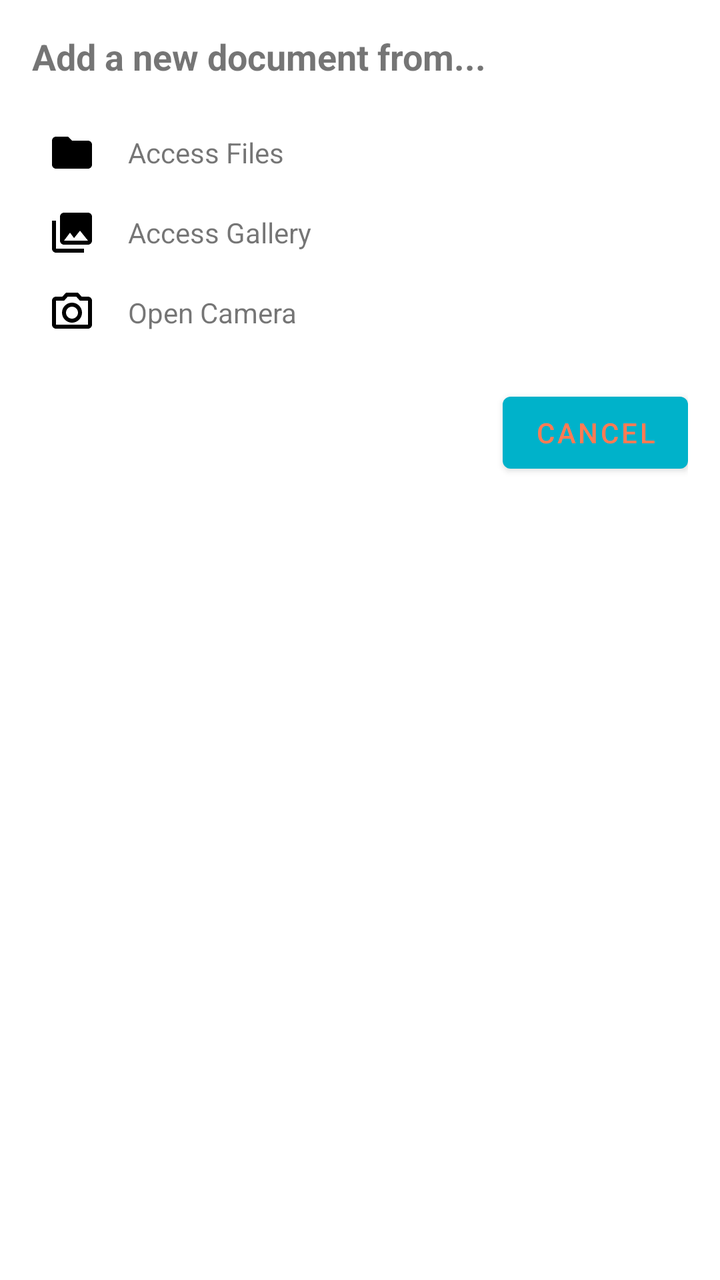
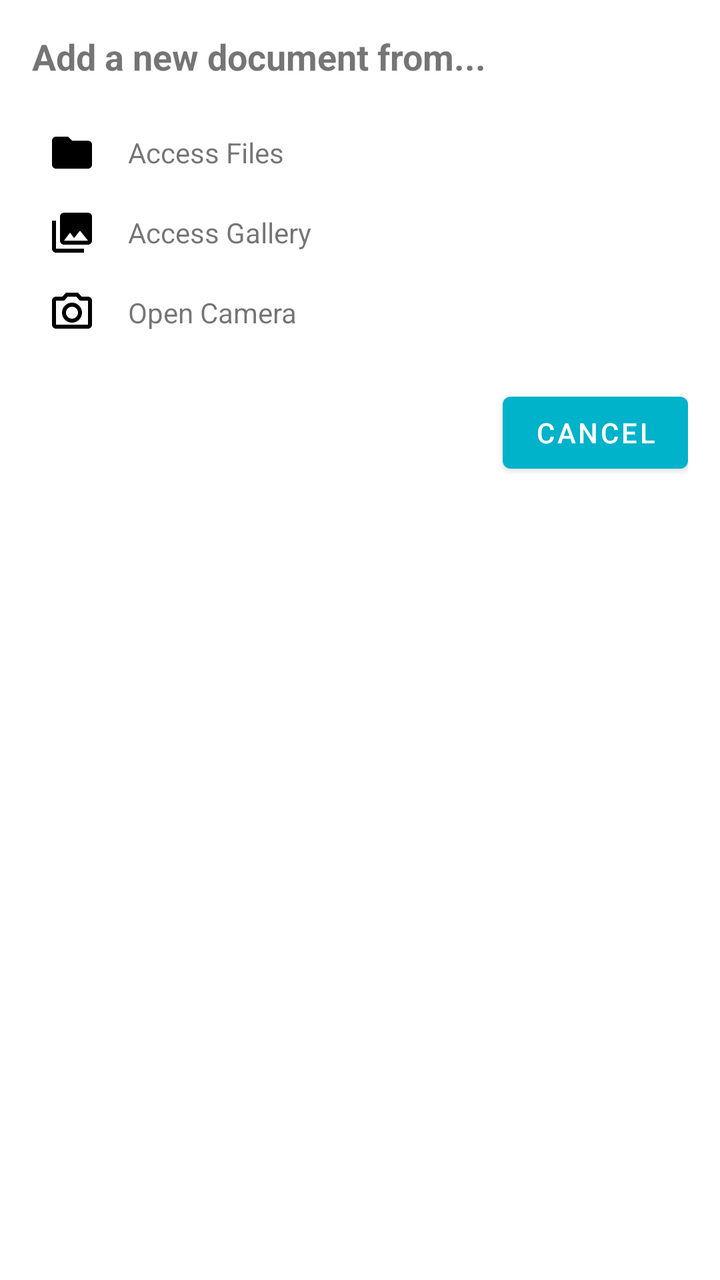

The first picture is an Android layout as it rendered before a commit; the second is the same layout after the commit. The layout source and the unified diff follow.
<!-- AndroidManifest.xml: application theme Theme.Zenith -->
<!-- res/layout/dialog_source_selection.xml -->
<?xml version="1.0" encoding="utf-8"?>
<LinearLayout xmlns:android="http://schemas.android.com/apk/res/android"
    android:orientation="vertical"
    android:layout_width="match_parent"
    android:layout_height="wrap_content"
    android:padding="16dp">

    <TextView
        android:layout_width="wrap_content"
        android:layout_height="wrap_content"
        android:text="Add a new document from..."
        android:textSize="18sp"
        android:textStyle="bold"
        android:layout_marginBottom="16dp"/>

    <LinearLayout
        android:id="@+id/option_files"
        android:layout_width="match_parent"
        android:layout_height="wrap_content"
        android:orientation="horizontal"
        android:gravity="center_vertical"
        android:padding="8dp"
        android:background="?attr/selectableItemBackground"
        android:clickable="true"
        android:focusable="true">
        <ImageView
            android:layout_width="24dp"
            android:layout_height="24dp"
            android:src="@drawable/ic_folder"
            android:layout_marginEnd="16dp"/>
        <TextView
            android:layout_width="wrap_content"
            android:layout_height="wrap_content"
            android:text="Access Files"/>
    </LinearLayout>

    <LinearLayout
        android:id="@+id/option_gallery"
        android:layout_width="match_parent"
        android:layout_height="wrap_content"
        android:orientation="horizontal"
        android:gravity="center_vertical"
        android:padding="8dp"
        android:background="?attr/selectableItemBackground"
        android:clickable="true"
        android:focusable="true">
        <ImageView
            android:layout_width="24dp"
            android:layout_height="24dp"
            android:src="@drawable/ic_gallery"
            android:layout_marginEnd="16dp"/>
        <TextView
            android:layout_width="wrap_content"
            android:layout_height="wrap_content"
            android:text="Access Gallery"/>
    </LinearLayout>

    <LinearLayout
        android:id="@+id/option_camera"
        android:layout_width="match_parent"
        android:layout_height="wrap_content"
        android:orientation="horizontal"
        android:gravity="center_vertical"
        android:padding="8dp"
        android:background="?attr/selectableItemBackground"
        android:clickable="true"
        android:focusable="true">
        <ImageView
            android:layout_width="24dp"
            android:layout_height="24dp"
            android:src="@drawable/ic_camera"
            android:layout_marginEnd="16dp"/>
        <TextView
            android:layout_width="wrap_content"
            android:layout_height="wrap_content"
            android:text="Open Camera"/>
    </LinearLayout>

    <Button
        android:id="@+id/cancel_button"
        android:layout_width="wrap_content"
        android:layout_height="wrap_content"
        android:text="Cancel"
        android:layout_gravity="end"
        android:layout_marginTop="16dp"/>

</LinearLayout>
<!-- resources referenced by this layout -->
<resources>
  <!-- drawable ic_camera (drawable) -->
  <?xml version="1.0" encoding="utf-8"?>
  <vector xmlns:android="http://schemas.android.com/apk/res/android"
      android:width="24dp"
      android:height="24dp"
      android:viewportWidth="24"
      android:viewportHeight="24">
  
      <path
          android:fillColor="#000000"
          android:pathData="M20,4h-3.17L15,2H9L7.17,4H4C2.9,4 2,4.9 2,6v12c0,1.1 0.9,2 2,2h16c1.1,0 2,-0.9 2,-2V6c0,-1.1 -0.9,-2 -2,-2zm0,14H4V6h4.05l1.83,-2h4.24l1.83,2H20v12zM12,7c-2.76,0 -5,2.24 -5,5s2.24,5 5,5 5,-2.24 5,-5 -2.24,-5 -5,-5zm0,8c-1.65,0 -3,-1.35 -3,-3s1.35,-3 3,-3 3,1.35 3,3 -1.35,3 -3,3z" />
  </vector>
  <!-- drawable ic_folder (drawable) -->
  <?xml version="1.0" encoding="utf-8"?>
  <vector xmlns:android="http://schemas.android.com/apk/res/android"
      android:width="24dp"
      android:height="24dp"
      android:viewportWidth="24"
      android:viewportHeight="24">
  
      <path
          android:fillColor="#000000"
          android:pathData="M10,4H4C2.9,4 2.01,4.9 2.01,6L2,18c0,1.1 0.9,2 2,2h16c1.1,0 2,-0.9 2,-2V8c0,-1.1 -0.9,-2 -2,-2h-8l-2,-2z" />
  </vector>
  <!-- drawable ic_gallery (drawable) -->
  <?xml version="1.0" encoding="utf-8"?>
  <vector xmlns:android="http://schemas.android.com/apk/res/android"
      android:width="24dp"
      android:height="24dp"
      android:viewportWidth="24"
      android:viewportHeight="24">
  
      <path
          android:fillColor="#000000"
          android:pathData="M22,16V4c0,-1.1 -0.9,-2 -2,-2H8c-1.1,0 -2,0.9 -2,2v12c0,1.1 0.9,2 2,2h12c1.1,0 2,-0.9 2,-2zm-11,-4l2.03,2.71L16,11l4,5H8l3,-4zM2,6v14c0,1.1 0.9,2 2,2h14v-2H4V6H2z" />
  </vector>
  <style name="Theme.Zenith" parent="Theme.MaterialComponents.Light.NoActionBar">
          
          <item name="colorPrimary">@color/moonstone</item>
          <item name="colorPrimaryVariant">@color/caribbean</item>
          <item name="colorOnPrimary">@color/coral</item>
          
          <item name="colorSecondary">@color/coral</item>
          <item name="colorSecondaryVariant">@color/tangerine</item>
          <item name="colorOnSecondary">@color/moonstone</item>
          
          <item name="android:statusBarColor">?attr/colorPrimaryVariant</item>
          
      </style>
  <color name="moonstone">#FF00B2CA</color>
  <color name="caribbean">#FF006D77</color>
  <color name="coral">#FFFF7B54</color>
  <color name="tangerine">#FFFF9576</color>
</resources>

<!-- the commit's change to res/layout/dialog_source_selection.xml (unified diff, before → after) -->
@@ -82,6 +82,7 @@
         android:layout_height="wrap_content"
         android:text="Cancel"
         android:layout_gravity="end"
+        android:textColor="@color/white"
         android:layout_marginTop="16dp"/>
 
 </LinearLayout>
<!-- resource entries referenced after the edit -->
@@ -1,5 +1,6 @@
 <!-- resources referenced by this layout -->
 <resources>
+  <color name="white">#FFFFFFFF</color>
   <!-- drawable ic_camera (drawable) -->
   <?xml version="1.0" encoding="utf-8"?>
   <vector xmlns:android="http://schemas.android.com/apk/res/android"
